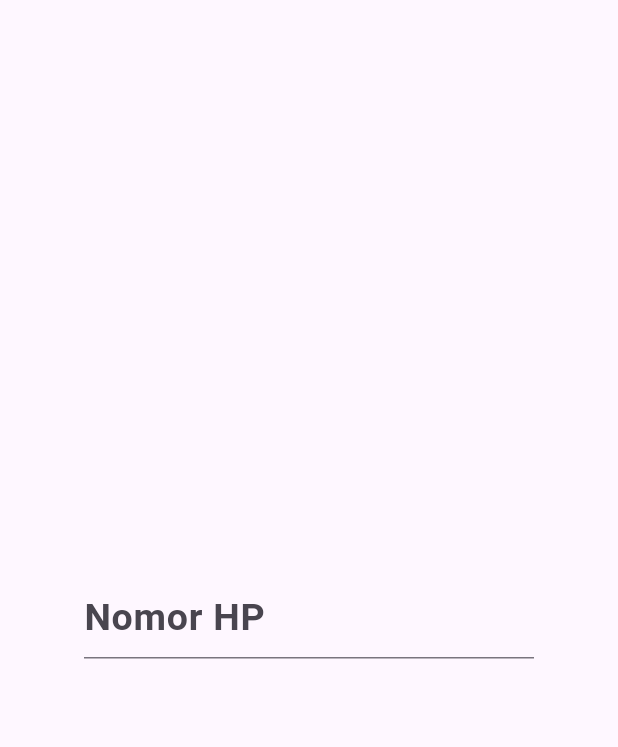
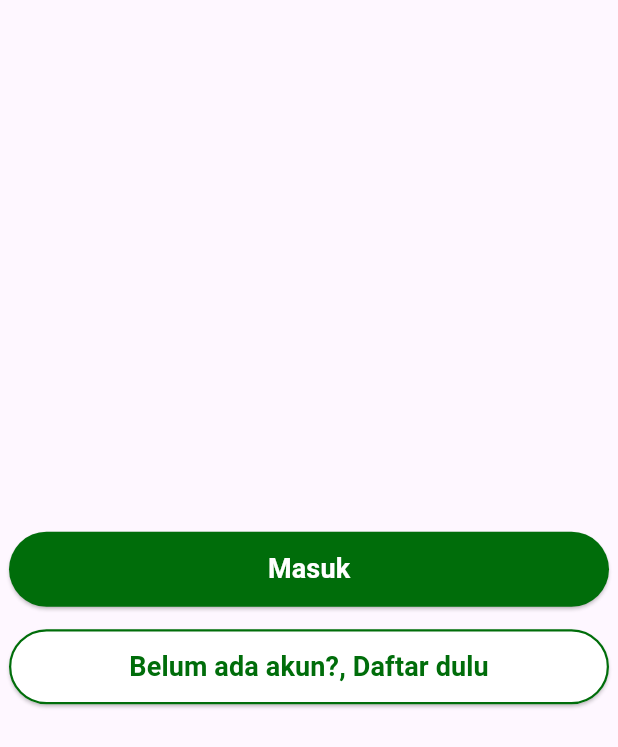
Before and after one commit to ForcesR2N/gojek_app, a Flutter app: the screen it shows after launch, on a phone screen of 412 x 824 dp. Shown: the top 747 px of the screen. Run offline on Flutter 3.47's test engine with Material 3 defaults, Android fonts, the phone set to English and light mode, and no system bars.

Commit message:
create component button

```diff
--- /dev/null
+++ b/lib/component/button.dart
@@ -0,0 +1,49 @@
+import 'package:flutter/material.dart';
+import 'package:loginpage_gojek/utils/colors.dart';
+
+class MyButton extends StatelessWidget {
+  final String text;
+  final void Function()? onTap;
+  final double width;
+  final double height;
+  final Color bgButton;
+  final Color txtColor;
+  final Color outlineColor;
+
+  const MyButton({
+    Key? key,
+    required this.text,
+    required this.onTap,
+    this.width = 400.0,
+    this.height = 50.0,
+    this.bgButton = AppColor.buttonGreen,
+    this.txtColor = Colors.white,
+    this.outlineColor = Colors.transparent,
+  }) : super(key: key);
+
+  @override
+  Widget build(BuildContext context) {
+    return SizedBox(
+        width: width,
+        height: height,
+        child: ElevatedButton(
+          onPressed: onTap,
+          style: OutlinedButton.styleFrom(
+            side: BorderSide(color: outlineColor, width: 1.5),
+            foregroundColor: txtColor,
+            backgroundColor: bgButton,
+            shape: RoundedRectangleBorder(
+              borderRadius: BorderRadius.circular(30),
+            ),
+            elevation: 1,
+          ),
+          child: Text(
+            text,
+            style: const TextStyle(
+              fontWeight: FontWeight.bold,
+              fontSize: 18,
+            ),
+          ),
+        ));
+  }
+}
--- a/lib/pages/login_page.dart
+++ b/lib/pages/login_page.dart
@@ -1,16 +1,33 @@
 import 'package:flutter/material.dart';
 import 'package:loginpage_gojek/component/text_field.dart';
+import 'package:loginpage_gojek/component/button.dart';
+import 'package:loginpage_gojek/utils/colors.dart';
 
 class LoginPage extends StatelessWidget {
   const LoginPage({super.key});
 
   @override
   Widget build(BuildContext context) {
-    return const Scaffold(
+    return Scaffold(
       body: Center(
-        child: MyTextfield(
-          txtHint: "Nomor HP",
-          txtObsure: false,
+        child: Column(
+          mainAxisAlignment: MainAxisAlignment.center,
+          children: [
+            MyButton(
+              text: 'Masuk',
+              onTap: () {},
+            ),
+            const SizedBox(
+              height: 15,
+            ),
+            MyButton(
+              text: 'Belum ada akun?, Daftar dulu',
+              onTap: () {},
+              bgButton: Colors.white,
+              txtColor: AppColor.buttonGreen,
+              outlineColor: AppColor.buttonGreen,
+            ),
+          ],
         ),
       ),
     );
--- a/lib/utils/colors.dart
+++ b/lib/utils/colors.dart
@@ -1,8 +1,8 @@
 import 'package:flutter/material.dart';
 
 class AppColor {
-  static const Color fontAddNumber = Color(0x606060);
-  static const Color secondaryColor = Color(0xFF00A896);
+  static const Color fontAddNumber = Color(0xFF606060);
+  static const Color buttonGreen = Color(0xFF006D0A);
   static const Color backgroundColor = Color(0xFFF0F3BD);
   static const Color textColor = Color(0xFF333333);
 }
--- a/pubspec.yaml
+++ b/pubspec.yaml
@@ -74,6 +74,7 @@ flutter:
   # "family" key with the font family name, and a "fonts" key with a
   # list giving the asset and other descriptors for the font. For
   # example:
+
   # fonts:
   #   - family: Schyler
   #     fonts:
```
